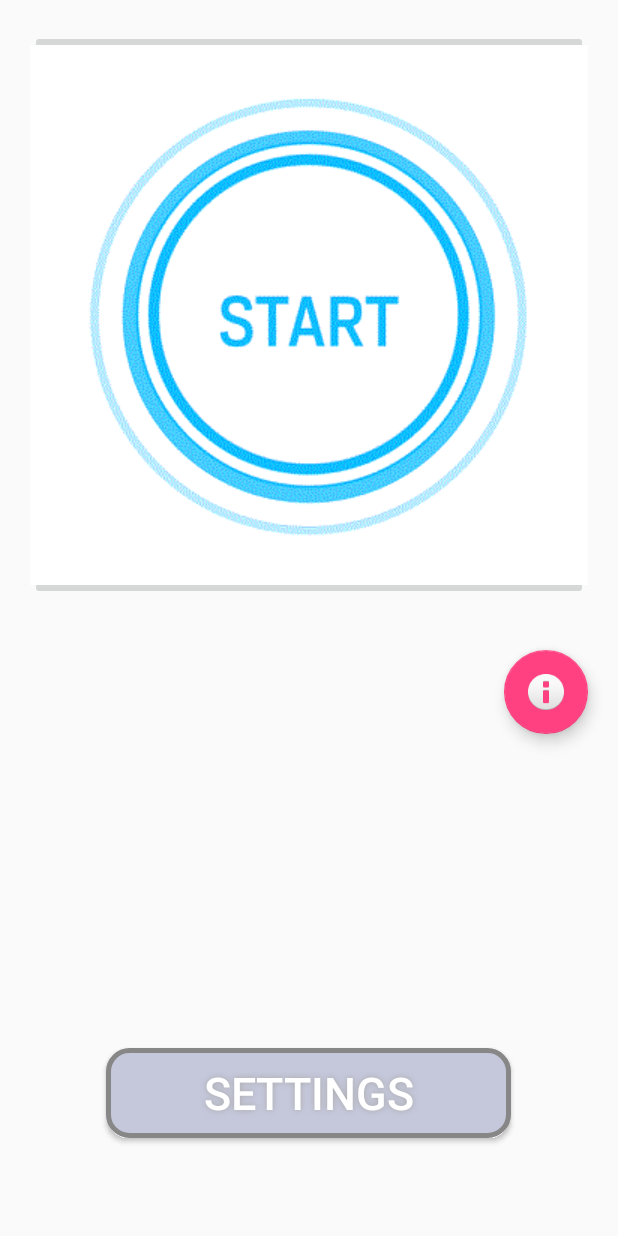
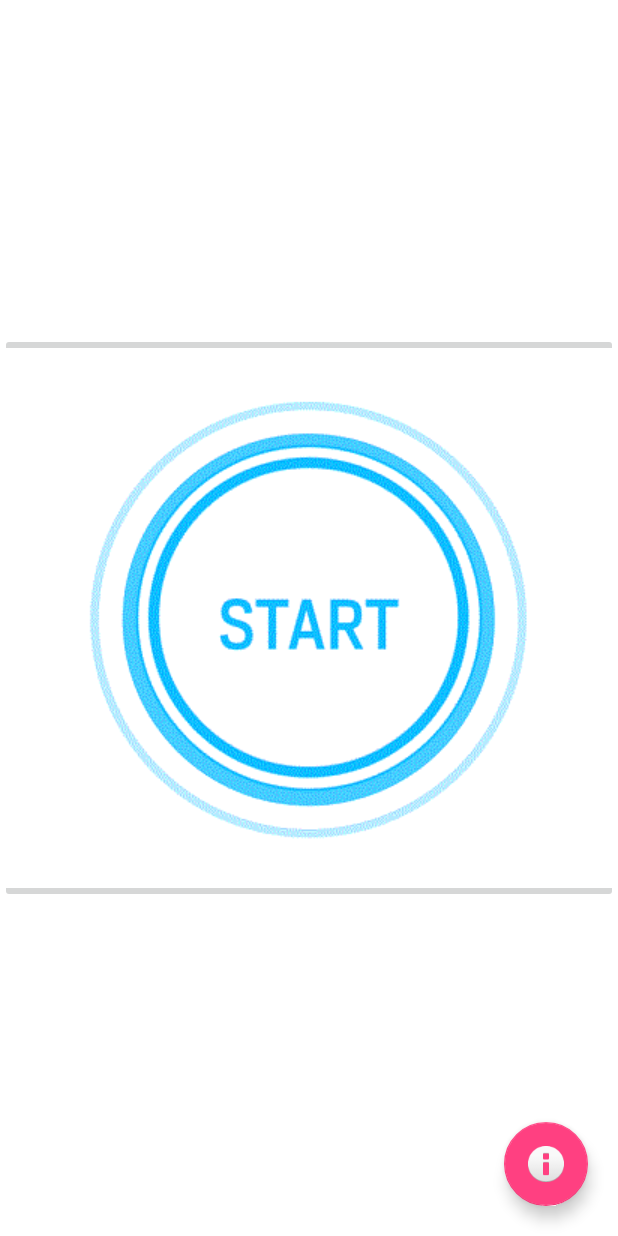
Before and after one commit to jrsilva24/SafetyTracker, an Android app: the screen it shows after launch (Home), on a phone screen of 412 x 824 dp. Run offline under Robolectric (Android 15) with nearby library versions, the phone set to English and light mode, and no system bars.

Commit message:
Floating Action button listener; Icon images

```diff
--- a/app/build.gradle
+++ b/app/build.gradle
@@ -21,9 +21,10 @@ android {
 
 dependencies {
     compile fileTree(dir: 'libs', include: ['*.jar'])
+    // compile 'com.android.support.constraint:constraint-layout:1.0.0-alpha1'
     compile 'com.android.support:appcompat-v7:23.4.0'
     compile 'com.android.support:design:23.4.0'
     compile 'com.google.android.gms:play-services-appindexing:8.1.0'
-   // compile 'com.android.support.constraint:constraint-layout:1.0.0-alpha1'
+    compile 'com.android.support.constraint:constraint-layout:1.0.2'
     testCompile 'junit:junit:4.12'
 }
--- a/app/src/main/java/com/safety/tracker/safetytracker/Home.java
+++ b/app/src/main/java/com/safety/tracker/safetytracker/Home.java
@@ -1,6 +1,9 @@
 package com.safety.tracker.safetytracker;
 
+import android.graphics.Color;
 import android.os.Bundle;
+import android.support.design.widget.FloatingActionButton;
+import android.support.design.widget.Snackbar;
 import android.support.v7.app.AppCompatActivity;
 import android.view.View;
 import android.view.Menu;
@@ -8,6 +11,7 @@ import android.view.MenuItem;
 import android.content.Intent;
 import android.widget.Button;
 import android.widget.ImageButton;
+import android.widget.ImageView;
 
 public class Home extends AppCompatActivity {
 
@@ -15,6 +19,9 @@ public class Home extends AppCompatActivity {
     protected void onCreate(Bundle savedInstanceState) {
         super.onCreate(savedInstanceState);
         setContentView(R.layout.activity_home);
+
+        ImageView backgroundImg = (ImageView) findViewById(R.id.imageView);
+        backgroundImg.setBackgroundColor(Color.rgb(255, 255, 255));
 
         ImageButton start = (ImageButton)findViewById(R.id.imageButton);
         start.setOnClickListener(new View.OnClickListener()   {
@@ -27,9 +34,12 @@ public class Home extends AppCompatActivity {
                 }
             }
         });
-        Button settings = (Button) findViewById(R.id.settings);
-        settings.setOnClickListener(new View.OnClickListener()   {
-            public void onClick(View v)  {
+
+
+        FloatingActionButton fab = (FloatingActionButton) findViewById(R.id.fab);
+        fab.setOnClickListener(new View.OnClickListener() {
+            @Override
+            public void onClick(View view) {
                 try {
                     Intent i = new Intent(Home.this, Settings.class);
                     startActivity(i);
--- a/app/src/main/java/com/safety/tracker/safetytracker/Settings.java
+++ b/app/src/main/java/com/safety/tracker/safetytracker/Settings.java
@@ -50,8 +50,8 @@ public class Settings extends AppCompatActivity {
         saveButton.setOnClickListener(new View.OnClickListener()   {
             public void onClick(View v)  {
                 try {
+                    //TODO save things
                     name.getText();
-
                     phoneNumber.getText();
                 } catch (Exception e) {
                     e.printStackTrace();
--- a/app/src/main/res/layout/activity_home.xml
+++ b/app/src/main/res/layout/activity_home.xml
@@ -13,47 +13,26 @@
         android:id="@+id/imageView"
         android:layout_alignParentTop="true"
         android:layout_centerHorizontal="true" />
-    <Button
-        android:id="@+id/settings"
-
-        android:text="Settings"
-        android:textColor="#FFFFFF"
-        android:textSize="30sp"
-
-        android:layout_width="270dp"
-        android:layout_height="60dp"
-        android:background="@drawable/buttonshape"
-        android:shadowColor="#A8A8A8"
-        android:shadowDx="0"
-        android:shadowDy="0"
-        android:shadowRadius="5"
-
-
-
-        android:layout_alignParentBottom="true"
-        android:layout_centerHorizontal="true"
-
-
-
-
-        android:layout_marginBottom="65dp" />
 
     <ImageButton
         android:layout_width="wrap_content"
         android:layout_height="wrap_content"
         android:id="@+id/imageButton"
         android:src="@drawable/x"
-        android:layout_margin="20dp"
-        android:layout_above="@+id/angry_btn" />
+        android:layout_alignParentLeft="true"
+        android:layout_alignParentStart="true"
+        android:layout_centerVertical="true"
+        android:layout_centerHorizontal="true"/>
+
 
     <android.support.design.widget.FloatingActionButton
         android:id="@+id/fab"
-        android:layout_width="83dp"
-        android:layout_height="83dp"
+        android:layout_width="100dp"
+        android:layout_height="100dp"
         android:layout_gravity="bottom|end"
         app:srcCompat="@android:drawable/ic_dialog_info"
-        android:layout_marginTop="13dp"
-        android:layout_below="@+id/imageButton"
+        android:layout_alignParentBottom="true"
+        android:layout_margin="20dp"
         android:layout_alignRight="@+id/imageButton"
         android:layout_alignEnd="@+id/imageButton" />
 </RelativeLayout>
```
Also changed, not shown: app/src/main/res/mipmap-hdpi/ic_launcher.png, app/src/main/res/mipmap-mdpi/ic_launcher.png, app/src/main/res/mipmap-xhdpi/ic_launcher.png, app/src/main/res/mipmap-xxhdpi/ic_launcher.png, app/src/main/res/mipmap-xxxhdpi/ic_launcher.png.
